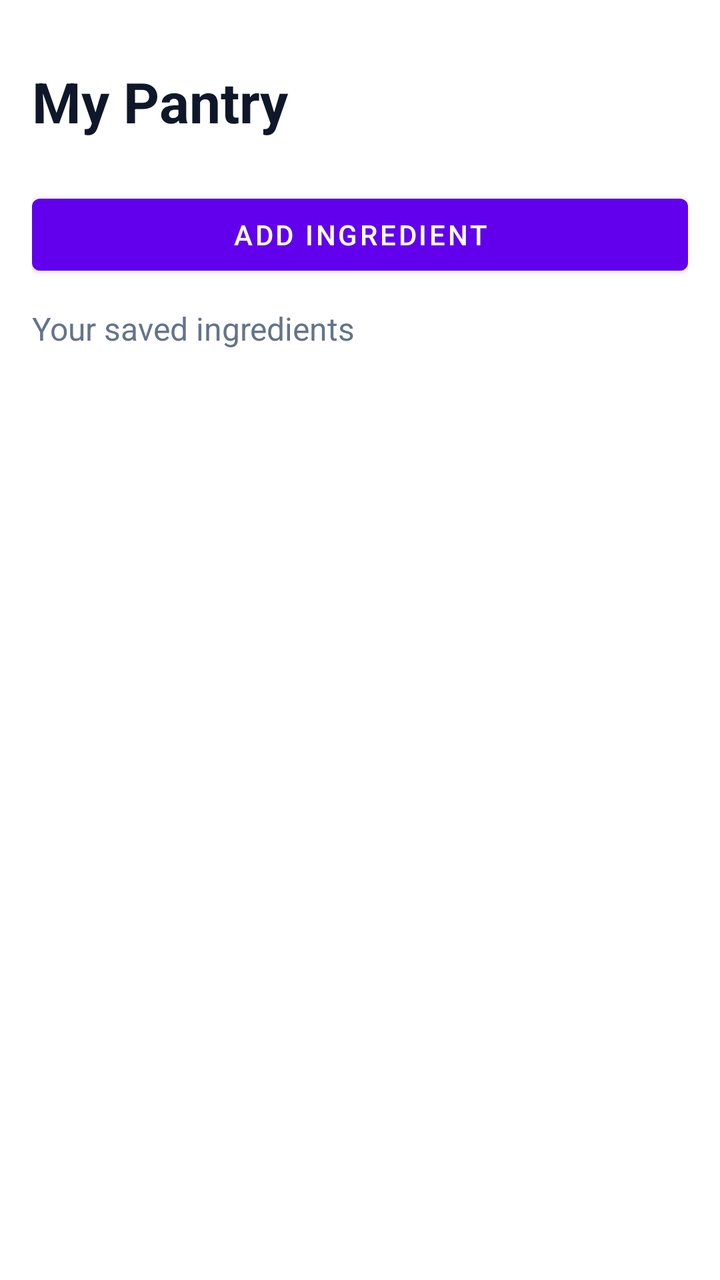
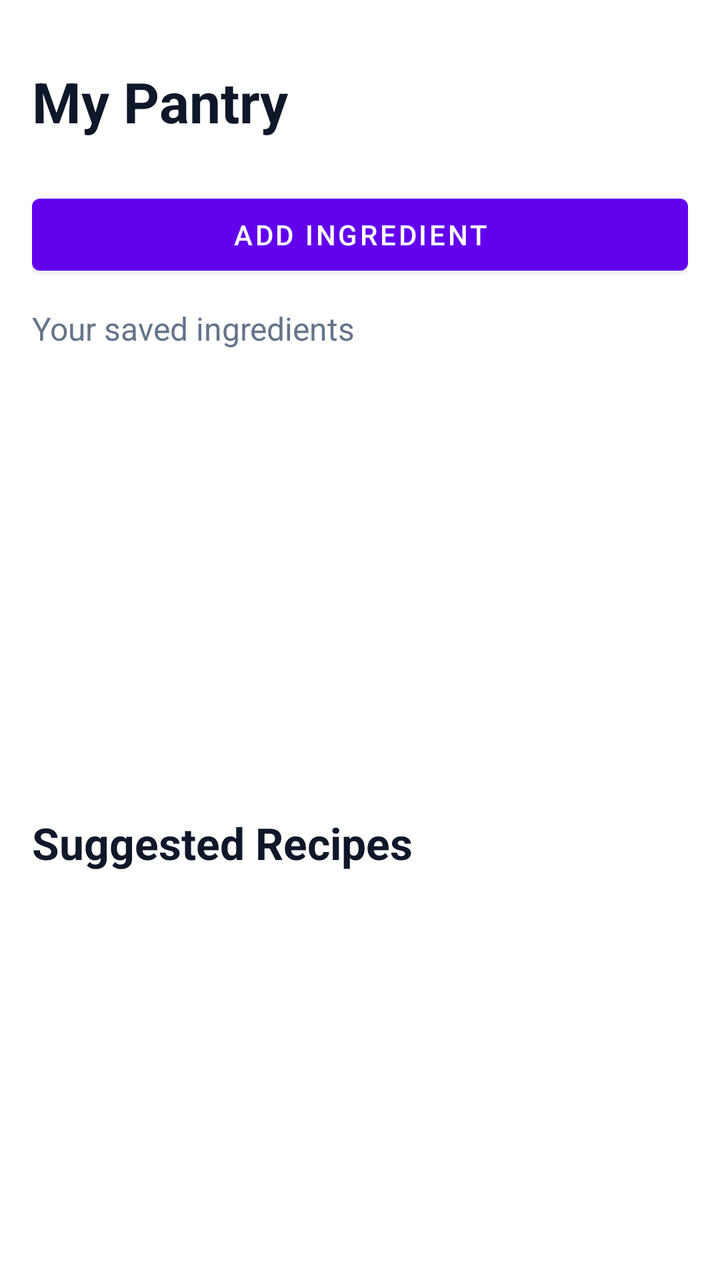

The first picture is an Android layout as it rendered before a commit; the second is the same layout after the commit. The layout source and the unified diff follow.
<!-- AndroidManifest.xml: application theme Theme.SmartPantryManagement -->
<!-- res/layout/activity_main.xml -->
<?xml version="1.0" encoding="utf-8"?>
<LinearLayout xmlns:android="http://schemas.android.com/apk/res/android"
    android:id="@+id/main"
    android:layout_width="match_parent"
    android:layout_height="match_parent"
    android:orientation="vertical"
    android:padding="16dp"
    android:background="#FFFFFF">

    <TextView
        android:id="@+id/textPantryTitle"
        android:layout_width="match_parent"
        android:layout_height="wrap_content"
        android:layout_marginTop="8dp"
        android:layout_marginBottom="8dp"
        android:paddingTop="8dp"
        android:paddingBottom="8dp"
        android:text="My Pantry"
        android:textColor="#0F172A"
        android:textSize="28sp"
        android:textStyle="bold"
        android:gravity="start|center_vertical"
        android:includeFontPadding="true"
        android:maxLines="2"
        android:ellipsize="none" />

    <Button
        android:id="@+id/buttonAddIngredient"
        android:layout_width="match_parent"
        android:layout_height="wrap_content"
        android:layout_marginTop="8dp"
        android:text="Add Ingredient" />

    <TextView
        android:id="@+id/textPantrySubtitle"
        android:layout_width="match_parent"
        android:layout_height="wrap_content"
        android:layout_marginTop="12dp"
        android:layout_marginBottom="12dp"
        android:text="Your saved ingredients"
        android:textSize="16sp"
        android:textColor="#64748B" />

    <TextView
        android:id="@+id/textEmptyPantry"
        android:layout_width="match_parent"
        android:layout_height="wrap_content"
        android:gravity="center"
        android:padding="24dp"
        android:text="Your pantry is empty. Add an ingredient to get started."
        android:textSize="16sp"
        android:textColor="#64748B"
        android:visibility="gone" />

    <androidx.recyclerview.widget.RecyclerView
        android:id="@+id/recyclerPantry"
        android:layout_width="match_parent"
        android:layout_height="0dp"
        android:layout_weight="1"
        android:clipToPadding="false"
        android:paddingBottom="8dp" />

</LinearLayout>
<!-- resources referenced by this layout -->
<resources>
  <style name="Theme.SmartPantryManagement" parent="Theme.MaterialComponents.DayNight.DarkActionBar">
          
          <item name="colorPrimary">@color/purple_500</item>
          <item name="colorPrimaryVariant">@color/purple_700</item>
          <item name="colorOnPrimary">@color/white</item>
          
          <item name="colorSecondary">@color/teal_200</item>
          <item name="colorSecondaryVariant">@color/teal_700</item>
          <item name="colorOnSecondary">@color/black</item>
          
          <item name="android:statusBarColor">?attr/colorPrimaryVariant</item>
          
      </style>
  <color name="purple_500">#FF6200EE</color>
  <color name="purple_700">#FF3700B3</color>
  <color name="white">#FFFFFFFF</color>
  <color name="teal_200">#FF03DAC5</color>
  <color name="teal_700">#FF018786</color>
  <color name="black">#FF000000</color>
</resources>

<!-- the commit's change to res/layout/activity_main.xml (unified diff, before → after) -->
@@ -60,4 +60,32 @@
         android:clipToPadding="false"
         android:paddingBottom="8dp" />
 
+    <TextView
+        android:id="@+id/textRecipeSuggestionsTitle"
+        android:layout_width="match_parent"
+        android:layout_height="wrap_content"
+        android:layout_marginTop="12dp"
+        android:layout_marginBottom="8dp"
+        android:text="Suggested Recipes"
+        android:textColor="#0F172A"
+        android:textSize="22sp"
+        android:textStyle="bold" />
+
+    <TextView
+        android:id="@+id/textEmptyRecipes"
+        android:layout_width="match_parent"
+        android:layout_height="wrap_content"
+        android:padding="8dp"
+        android:text="No recipes match your pantry ingredients yet."
+        android:textColor="#64748B"
+        android:textSize="14sp"
+        android:visibility="gone" />
+
+    <androidx.recyclerview.widget.RecyclerView
+        android:id="@+id/recyclerRecipes"
+        android:layout_width="match_parent"
+        android:layout_height="180dp"
+        android:clipToPadding="false"
+        android:paddingBottom="8dp" />
+
 </LinearLayout>
